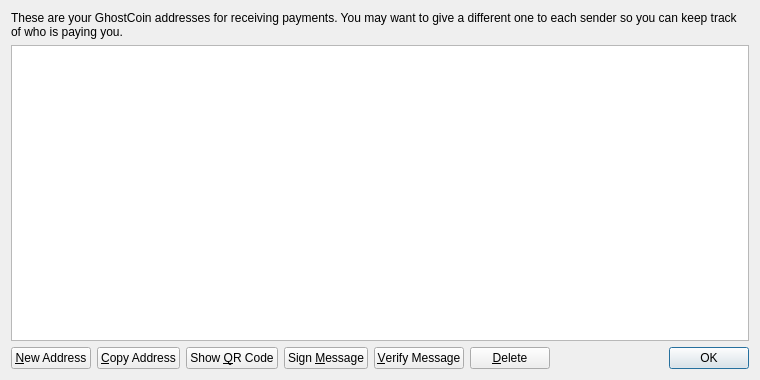
Old version of the form src/qt/forms/addressbookpage.ui in the repository smith7800/spook.
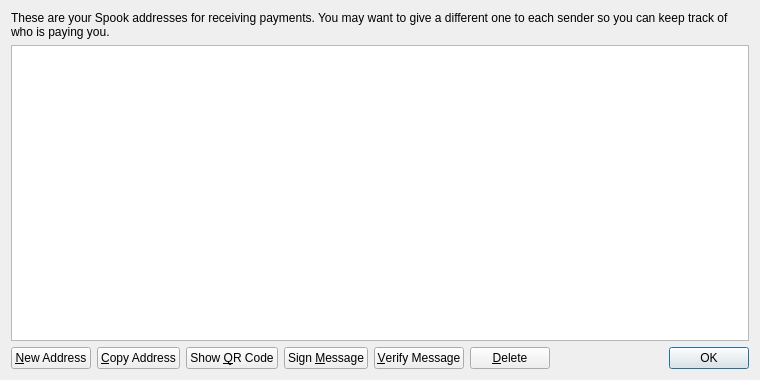
New version of the form. Icons and pictures are not drawn.

Patch:
```diff
--- a/src/qt/forms/addressbookpage.ui
+++ b/src/qt/forms/addressbookpage.ui
@@ -17,7 +17,7 @@
    <item>
     <widget class="QLabel" name="labelExplanation">
      <property name="text">
-      <string>These are your GhostCoin addresses for receiving payments. You may want to give a different one to each sender so you can keep track of who is paying you.</string>
+      <string>These are your Spook addresses for receiving payments. You may want to give a different one to each sender so you can keep track of who is paying you.</string>
      </property>
      <property name="textFormat">
       <enum>Qt::PlainText</enum>
```
Left out of the diff: 4 changed lines with no effect on the pictures.
